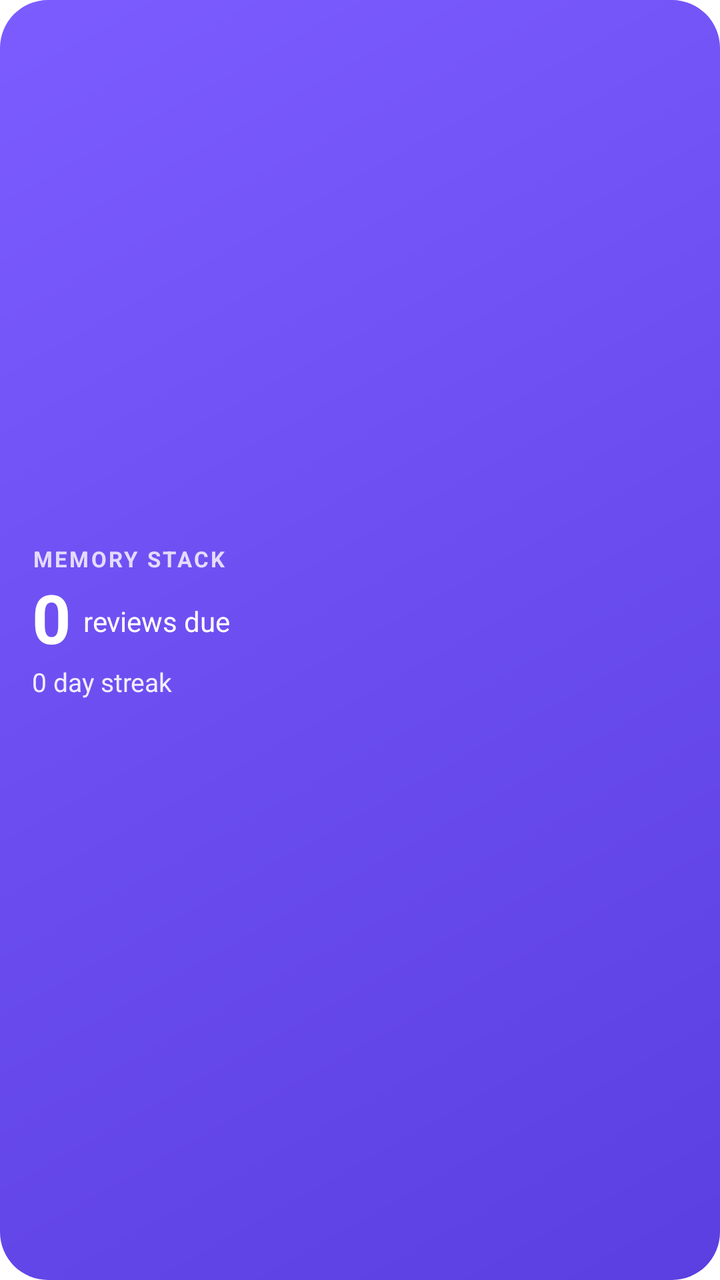
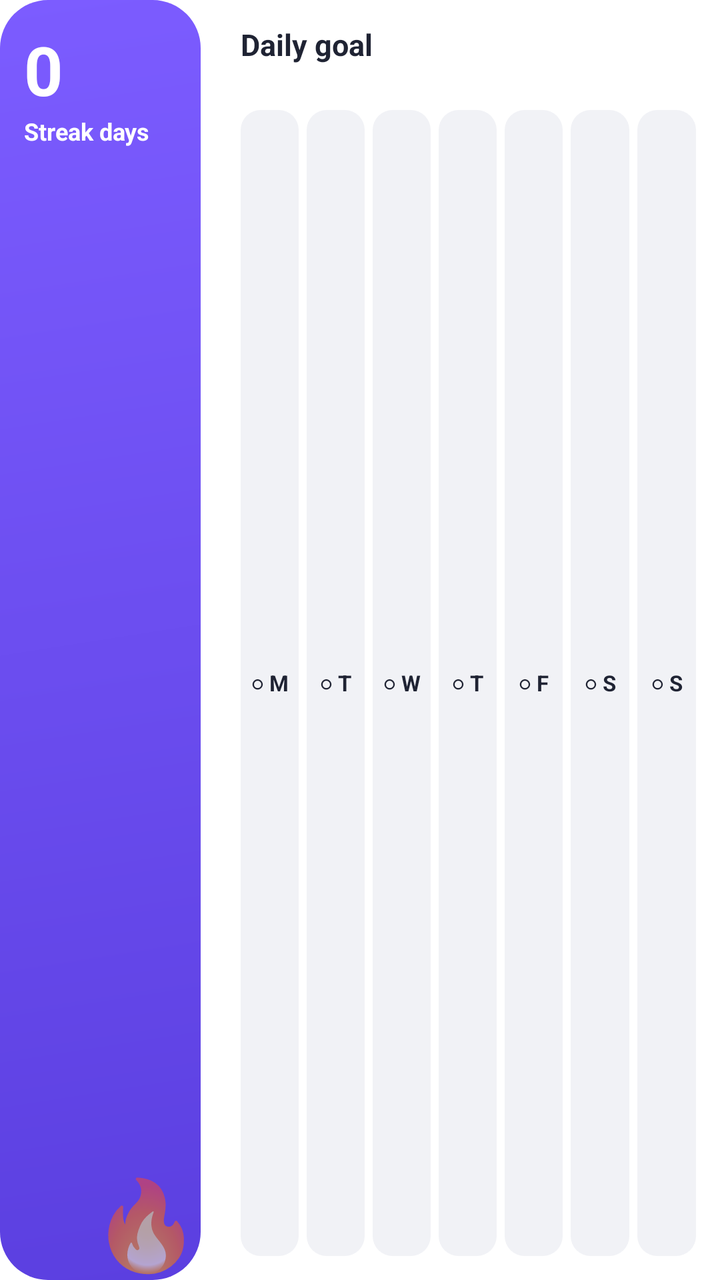

Screens rendered from an Android XML layout before and after an edit, with the pre-edit source and the edit as a unified diff.
<!-- AndroidManifest.xml: fallback theme Theme.MaterialComponents.DayNight.NoActionBar -->
<!-- res/layout/review_widget.xml -->
<?xml version="1.0" encoding="utf-8"?>
<LinearLayout xmlns:android="http://schemas.android.com/apk/res/android"
    android:id="@+id/widget_root"
    android:layout_width="match_parent"
    android:layout_height="match_parent"
    android:background="@drawable/widget_background"
    android:orientation="vertical"
    android:gravity="center_vertical"
    android:padding="16dp">

    <TextView
        android:layout_width="wrap_content"
        android:layout_height="wrap_content"
        android:text="MEMORY STACK"
        android:textColor="#CCFFFFFF"
        android:textSize="11sp"
        android:textStyle="bold"
        android:letterSpacing="0.1" />

    <LinearLayout
        android:layout_width="wrap_content"
        android:layout_height="wrap_content"
        android:orientation="horizontal"
        android:gravity="bottom">

        <TextView
            android:id="@+id/widget_due"
            android:layout_width="wrap_content"
            android:layout_height="wrap_content"
            android:text="0"
            android:textColor="#FFFFFF"
            android:textSize="34sp"
            android:textStyle="bold" />

        <TextView
            android:id="@+id/widget_due_label"
            android:layout_width="wrap_content"
            android:layout_height="wrap_content"
            android:layout_marginStart="6dp"
            android:layout_marginBottom="6dp"
            android:text="reviews due"
            android:textColor="#FFFFFF"
            android:textSize="14sp" />
    </LinearLayout>

    <TextView
        android:id="@+id/widget_streak"
        android:layout_width="wrap_content"
        android:layout_height="wrap_content"
        android:text="0 day streak"
        android:textColor="#E6FFFFFF"
        android:textSize="13sp" />

    <TextView
        android:id="@+id/widget_level"
        android:layout_width="wrap_content"
        android:layout_height="wrap_content"
        android:layout_marginTop="2dp"
        android:text=""
        android:textColor="#CCFFFFFF"
        android:textSize="12sp"
        android:textStyle="bold" />
</LinearLayout>
<!-- resources referenced by this layout -->
<resources>
  <!-- drawable widget_background (drawable) -->
  <?xml version="1.0" encoding="utf-8"?>
  <shape xmlns:android="http://schemas.android.com/apk/res/android" android:shape="rectangle">
      <gradient android:angle="315" android:startColor="#7C5CFF" android:endColor="#5B3FE0" />
      <corners android:radius="24dp" />
  </shape>
</resources>

<!-- the commit's change to res/layout/review_widget.xml (unified diff, before → after) -->
@@ -3,61 +3,169 @@
     android:id="@+id/widget_root"
     android:layout_width="match_parent"
     android:layout_height="match_parent"
-    android:background="@drawable/widget_background"
-    android:orientation="vertical"
-    android:gravity="center_vertical"
-    android:padding="16dp">
+    android:orientation="horizontal">
 
-    <TextView
-        android:layout_width="wrap_content"
-        android:layout_height="wrap_content"
-        android:text="MEMORY STACK"
-        android:textColor="#CCFFFFFF"
-        android:textSize="11sp"
-        android:textStyle="bold"
-        android:letterSpacing="0.1" />
+    <FrameLayout
+        android:layout_width="0dp"
+        android:layout_height="match_parent"
+        android:layout_weight="2"
+        android:layout_marginEnd="8dp"
+        android:background="@drawable/widget_background">
+
+        <TextView
+            android:layout_width="wrap_content"
+            android:layout_height="wrap_content"
+            android:layout_gravity="bottom|end"
+            android:text="🔥"
+            android:textSize="44sp" />
+
+        <LinearLayout
+            android:layout_width="wrap_content"
+            android:layout_height="wrap_content"
+            android:orientation="vertical"
+            android:padding="12dp">
+
+            <TextView
+                android:id="@+id/widget_streak"
+                android:layout_width="wrap_content"
+                android:layout_height="wrap_content"
+                android:text="0"
+                android:textColor="#FFFFFF"
+                android:textSize="34sp"
+                android:textStyle="bold" />
+
+            <TextView
+                android:layout_width="wrap_content"
+                android:layout_height="wrap_content"
+                android:text="Streak days"
+                android:textColor="#FFFFFF"
+                android:textSize="12sp"
+                android:textStyle="bold" />
+        </LinearLayout>
+    </FrameLayout>
 
     <LinearLayout
-        android:layout_width="wrap_content"
-        android:layout_height="wrap_content"
-        android:orientation="horizontal"
-        android:gravity="bottom">
+        android:layout_width="0dp"
+        android:layout_height="match_parent"
+        android:layout_weight="5"
+        android:background="@drawable/widget_card"
+        android:orientation="vertical"
+        android:padding="12dp">
+
+        <TextView
+            android:id="@+id/widget_title"
+            android:layout_width="wrap_content"
+            android:layout_height="wrap_content"
+            android:text="Daily goal"
+            android:textColor="#1F2333"
+            android:textSize="15sp"
+            android:textStyle="bold" />
 
         <TextView
             android:id="@+id/widget_due"
             android:layout_width="wrap_content"
             android:layout_height="wrap_content"
-            android:text="0"
-            android:textColor="#FFFFFF"
-            android:textSize="34sp"
+            android:layout_marginBottom="8dp"
+            android:text=""
+            android:textColor="#6B7085"
+            android:textSize="11sp" />
+
+        <LinearLayout
+            android:layout_width="match_parent"
+            android:layout_height="0dp"
+            android:layout_weight="1"
+            android:orientation="horizontal">
+        <TextView
+            android:id="@+id/day0"
+            android:layout_width="0dp"
+            android:layout_height="match_parent"
+            android:layout_weight="1"
+            android:layout_marginEnd="4dp"
+            android:background="@drawable/widget_day_future"
+            android:gravity="center"
+            android:text="○
+M"
+            android:textColor="#1F2333"
+            android:textSize="11sp"
             android:textStyle="bold" />
-
         <TextView
-            android:id="@+id/widget_due_label"
-            android:layout_width="wrap_content"
-            android:layout_height="wrap_content"
-            android:layout_marginStart="6dp"
-            android:layout_marginBottom="6dp"
-            android:text="reviews due"
-            android:textColor="#FFFFFF"
-            android:textSize="14sp" />
+            android:id="@+id/day1"
+            android:layout_width="0dp"
+            android:layout_height="match_parent"
+            android:layout_weight="1"
+            android:layout_marginEnd="4dp"
+            android:background="@drawable/widget_day_future"
+            android:gravity="center"
+            android:text="○
+T"
+            android:textColor="#1F2333"
+            android:textSize="11sp"
+            android:textStyle="bold" />
+        <TextView
+            android:id="@+id/day2"
+            android:layout_width="0dp"
+            android:layout_height="match_parent"
+            android:layout_weight="1"
+            android:layout_marginEnd="4dp"
+            android:background="@drawable/widget_day_future"
+            android:gravity="center"
+            android:text="○
+W"
+            android:textColor="#1F2333"
+            android:textSize="11sp"
+            android:textStyle="bold" />
+        <TextView
+            android:id="@+id/day3"
+            android:layout_width="0dp"
+            android:layout_height="match_parent"
+            android:layout_weight="1"
+            android:layout_marginEnd="4dp"
+            android:background="@drawable/widget_day_future"
+            android:gravity="center"
+            android:text="○
+T"
+            android:textColor="#1F2333"
+            android:textSize="11sp"
+            android:textStyle="bold" />
+        <TextView
+            android:id="@+id/day4"
+            android:layout_width="0dp"
+            android:layout_height="match_parent"
+            android:layout_weight="1"
+            android:layout_marginEnd="4dp"
+            android:background="@drawable/widget_day_future"
+            android:gravity="center"
+            android:text="○
+F"
+            android:textColor="#1F2333"
+            android:textSize="11sp"
+            android:textStyle="bold" />
+        <TextView
+            android:id="@+id/day5"
+            android:layout_width="0dp"
+            android:layout_height="match_parent"
+            android:layout_weight="1"
+            android:layout_marginEnd="4dp"
+            android:background="@drawable/widget_day_future"
+            android:gravity="center"
+            android:text="○
+S"
+            android:textColor="#1F2333"
+            android:textSize="11sp"
+            android:textStyle="bold" />
+        <TextView
+            android:id="@+id/day6"
+            android:layout_width="0dp"
+            android:layout_height="match_parent"
+            android:layout_weight="1"
+            android:layout_marginEnd="0dp"
+            android:background="@drawable/widget_day_future"
+            android:gravity="center"
+            android:text="○
+S"
+            android:textColor="#1F2333"
+            android:textSize="11sp"
+            android:textStyle="bold" />
+        </LinearLayout>
     </LinearLayout>
-
-    <TextView
-        android:id="@+id/widget_streak"
-        android:layout_width="wrap_content"
-        android:layout_height="wrap_content"
-        android:text="0 day streak"
-        android:textColor="#E6FFFFFF"
-        android:textSize="13sp" />
-
-    <TextView
-        android:id="@+id/widget_level"
-        android:layout_width="wrap_content"
-        android:layout_height="wrap_content"
-        android:layout_marginTop="2dp"
-        android:text=""
-        android:textColor="#CCFFFFFF"
-        android:textSize="12sp"
-        android:textStyle="bold" />
 </LinearLayout>
<!-- resource entries referenced after the edit -->
@@ -6,5 +6,17 @@
       <gradient android:angle="315" android:startColor="#7C5CFF" android:endColor="#5B3FE0" />
       <corners android:radius="24dp" />
   </shape>
+  <!-- drawable widget_card (drawable) -->
+  <?xml version="1.0" encoding="utf-8"?>
+  <shape xmlns:android="http://schemas.android.com/apk/res/android" android:shape="rectangle">
+      <solid android:color="#FFFFFF" />
+      <corners android:radius="24dp" />
+  </shape>
+  <!-- drawable widget_day_future (drawable) -->
+  <?xml version="1.0" encoding="utf-8"?>
+  <shape xmlns:android="http://schemas.android.com/apk/res/android" android:shape="rectangle">
+      <solid android:color="#F1F2F6" />
+      <corners android:radius="10dp" />
+  </shape>
 </resources>
 
